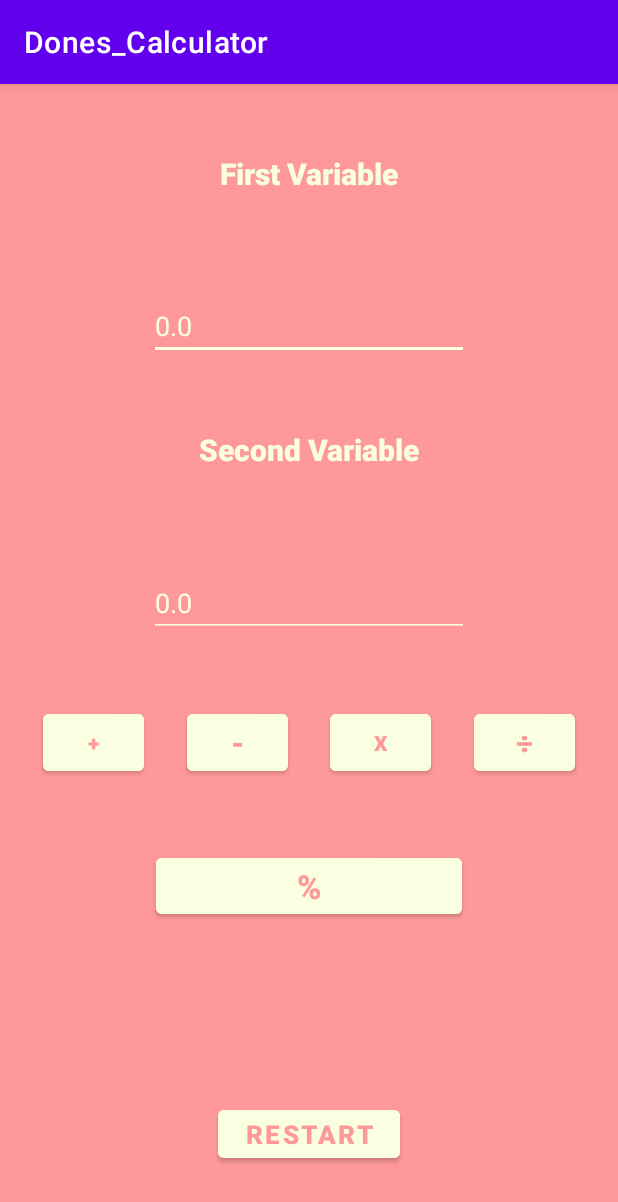
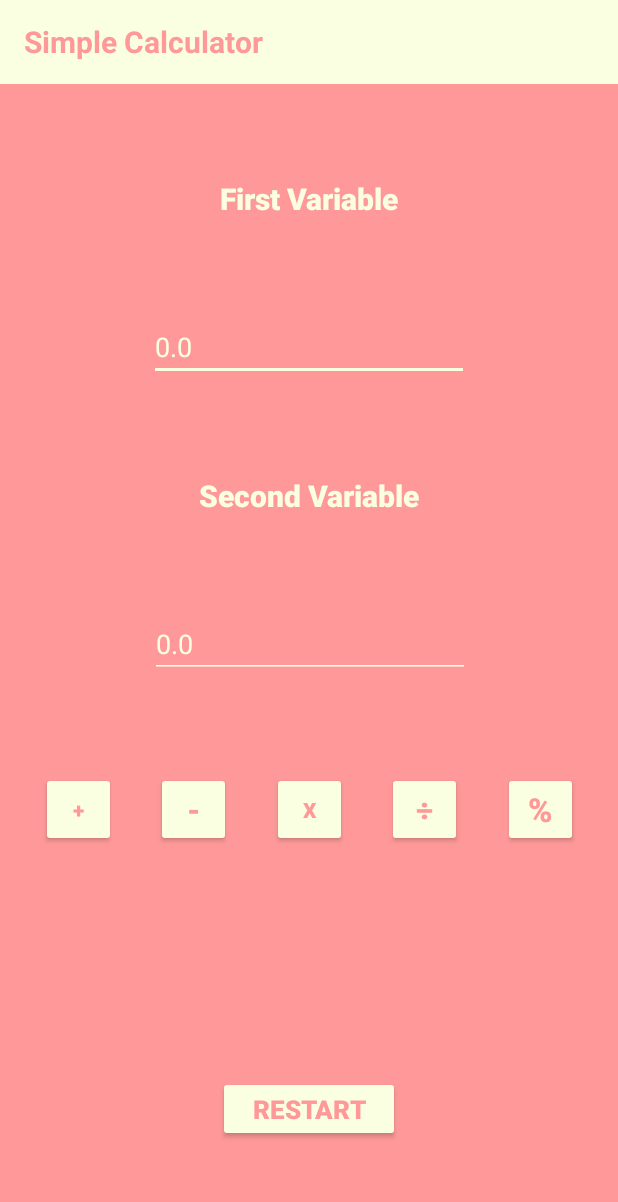
Before and after one commit to Aishie123/Dones_Calculator, an Android app: the screen it shows after launch (MainActivity), on a phone screen of 412 x 824 dp. Shown: the top 1202 px of the screen. Run offline under Robolectric (Android 15) with nearby library versions, the phone set to English and light mode, and no system bars.

Commit message:
added comments and cleaned up code

```diff
--- a/app/src/main/java/mcm/edu/ph/dones_calculator/MainActivity.java
+++ b/app/src/main/java/mcm/edu/ph/dones_calculator/MainActivity.java
@@ -2,101 +2,86 @@ package mcm.edu.ph.dones_calculator;
 
 import androidx.appcompat.app.AppCompatActivity;
 
+import android.graphics.Color;
 import android.os.Bundle;
 import android.util.Log;
 import android.view.View;
 import android.widget.Button;
 import android.widget.EditText;
 import android.widget.TextView;
+import android.widget.Toolbar;
 
 public class MainActivity extends AppCompatActivity {
     Button plus, minus, mul, div, mod, res;
     EditText var1, var2;
     TextView ther, ansbox;
-    String result, TAG;
+    String result;
     double no1, no2, answer;
 
     @Override
     protected void onCreate(Bundle savedInstanceState) {
         super.onCreate(savedInstanceState);
+        getSupportActionBar().hide(); //hide the action bar
         setContentView(R.layout.activity_main);
-        operations();
-        repeat();
+
+        //initializing
+        plus = (Button) findViewById(R.id.plus);
+        minus = (Button) findViewById(R.id.minus);
+        mul = (Button) findViewById(R.id.times);
+        div = (Button) findViewById(R.id.divide);
+        mod = (Button) findViewById(R.id.mod);
+        res = (Button) findViewById(R.id.res);
+        var1 = (EditText) findViewById(R.id.var1entry);
+        var2 = (EditText) findViewById(R.id.var2entry);
+        ther = (TextView) findViewById(R.id.result);
+        ansbox = (TextView) findViewById(R.id.answer);
+
     }
 
-    public void operations(){
-
-        plus = (Button) findViewById(R.id.button);
-        minus = (Button) findViewById(R.id.button3);
-        mul = (Button) findViewById(R.id.button4);
-        div = (Button) findViewById(R.id.button5);
-        mod = (Button) findViewById(R.id.mod);
-
-        res = (Button) findViewById(R.id.res);
-
-        var1 = (EditText) findViewById(R.id.entry1);
-        var2 = (EditText) findViewById(R.id.entry2);
-
-        ther = (TextView) findViewById(R.id.textView5);
-        ansbox = (TextView) findViewById(R.id.textView4);
-
-        TAG = "calculator";
-
-        plus.setOnClickListener(new View.OnClickListener() {
-            @Override
-            public void onClick(View v) {
-                Log.d(TAG,"addition");
+    // getting user input ----------------------------------------------------------------------------
+    public void getUserInput() {
         no1 = Double.parseDouble(var1.getText().toString());
         no2 = Double.parseDouble(var2.getText().toString());
+    }
+
+    // onClick ------------------------------------------------------------------------------------------
+
+    // +
+    public void add(View v) {
+        getUserInput();
         answer = no1 + no2;
         result();
     }
-        });
-        minus.setOnClickListener(new View.OnClickListener() {
-            @Override
-            public void onClick(View v) {
-                Log.d(TAG,"subtraction");
-                no1 = Double.parseDouble(var1.getText().toString());
-                no2 = Double.parseDouble(var2.getText().toString());
+
+    // -
+    public void subtract(View v) {
+        getUserInput();
         answer = no1 - no2;
         result();
     }
-        });
 
-        mul.setOnClickListener(new View.OnClickListener() {
-            @Override
-            public void onClick(View v) {
-                Log.d(TAG,"multiplication");
-                no1 = Double.parseDouble(var1.getText().toString());
-                no2 = Double.parseDouble(var2.getText().toString());
+    // x
+    public void multiply(View v) {
+        getUserInput();
         answer = no1 * no2;
         result();
     }
-        });
 
-        div.setOnClickListener(new View.OnClickListener() {
-            @Override
-            public void onClick(View v) {
-                Log.d(TAG,"division");
-                no1 = Double.parseDouble(var1.getText().toString());
-                no2 = Double.parseDouble(var2.getText().toString());
+    // ÷
+    public void divide(View v) {
+        getUserInput();
         answer = no1 / no2;
         result();
     }
-        });
 
-        mod.setOnClickListener(new View.OnClickListener() {
-            @Override
-            public void onClick(View v) {
-                Log.d(TAG,"get remainder");
-                no1 = Double.parseDouble(var1.getText().toString());
-                no2 = Double.parseDouble(var2.getText().toString());
+    // %
+    public void mod(View v) {
+        getUserInput();
         answer = no1 % no2;
         result();
     }
-        });
-    }
 
+    // showing result -----------------------------------------------------------------------------------
     public void result(){
         double roundOff = (double) Math.round(answer * 1000000)/1000000;
         result = String.valueOf(roundOff);
@@ -105,16 +90,12 @@ public class MainActivity extends AppCompatActivity {
         ansbox.setText(result);
     }
 
-    public void repeat(){
-        res.setOnClickListener(new View.OnClickListener() {
-            @Override
-            public void onClick(View v) {
-                operations();
+    // restarts the variables ------------------------------------------------------------------------
+    public void restart(View v){
         ther.setVisibility(View.INVISIBLE);
         ansbox.setVisibility(View.INVISIBLE);
-                var1.setText("0.0");
-                var2.setText("0.0");
+        var1.setText("");
+        var2.setText("");
     }
-        });
+
 }
-}
--- a/app/src/main/res/color/button_text_color.xml
+++ /dev/null
@@ -1,11 +0,0 @@
-<?xml version="1.0" encoding="utf-8"?>
-<selector xmlns:android="http://schemas.android.com/apk/res/android">
-
-    <!--When the button is not enabled-->
-    <item android:state_enabled="false" android:color="@android:color/white" />
-    <!--When the button is enabled-->
-    <item android:state_pressed="true" android:color="@android:color/white" />
-    <!--Default Text Color-->
-    <item android:color="#db402c" />
-
-</selector>
--- a/app/src/main/res/color/colors.xml
+++ b/app/src/main/res/color/colors.xml
@@ -1,7 +1,7 @@
 <?xml version="1.0" encoding="utf-8"?>
 <selector xmlns:android="http://schemas.android.com/apk/res/android">
 
-    <color name="colorbg">#FBFFE2</color>
+    <color android:name="colorbg">#FBFFE2</color>
     <color android:name="colorPrimaryDark">#3700B3</color>
     <color android:name="colorAccent">#03DAC5</color>
     <color android:name="green">#0F9D58</color>
--- a/app/src/main/res/layout/activity_main.xml
+++ b/app/src/main/res/layout/activity_main.xml
@@ -7,63 +7,28 @@
     android:background="#FF9999"
     tools:context=".MainActivity">
 
-    <Button
-        android:id="@+id/button"
-        android:layout_width="67dp"
-        android:layout_height="50dp"
-        android:backgroundTint="#FBFFE2"
-        android:fontFamily="sans-serif-black"
-        android:text="+"
-        android:textColor="#FF9999"
-        app:layout_constraintBottom_toTopOf="@+id/mod"
-        app:layout_constraintEnd_toStartOf="@+id/button3"
-        app:layout_constraintHorizontal_bias="0.5"
+    <androidx.appcompat.widget.Toolbar
+        android:id="@+id/toolbar"
+        android:layout_width="match_parent"
+        android:layout_height="?attr/actionBarSize"
+        android:background="@color/themeColor1"
+        app:layout_constraintEnd_toEndOf="parent"
         app:layout_constraintStart_toStartOf="parent"
-        app:layout_constraintTop_toBottomOf="@+id/entry2" />
+        app:layout_constraintTop_toTopOf="parent">
 
-    <Button
-        android:id="@+id/button3"
-        android:layout_width="67dp"
-        android:layout_height="50dp"
-        android:backgroundTint="#FBFFE2"
-        android:fontFamily="sans-serif-black"
-        android:text="-"
-        android:textColor="#FF9999"
-        android:textSize="20sp"
-        app:layout_constraintEnd_toStartOf="@+id/button4"
-        app:layout_constraintHorizontal_bias="0.5"
-        app:layout_constraintStart_toEndOf="@+id/button"
-        app:layout_constraintTop_toTopOf="@+id/button" />
+        <TextView
+            android:id="@+id/custom_title"
+            android:layout_width="wrap_content"
+            android:layout_height="wrap_content"
+            android:text="Simple Calculator"
+            android:textColor="@color/themeColor2"
+            android:textSize="20sp"
+            android:textStyle="bold" />
 
-    <Button
-        android:id="@+id/button4"
-        android:layout_width="67dp"
-        android:layout_height="50dp"
-        android:backgroundTint="#FBFFE2"
-        android:fontFamily="sans-serif-black"
-        android:text="x"
-        android:textColor="#FF9999"
-        app:layout_constraintEnd_toStartOf="@+id/button5"
-        app:layout_constraintHorizontal_bias="0.5"
-        app:layout_constraintStart_toEndOf="@+id/button3"
-        app:layout_constraintTop_toTopOf="@+id/button3" />
-
-    <Button
-        android:id="@+id/button5"
-        android:layout_width="67dp"
-        android:layout_height="50dp"
-        android:backgroundTint="#FBFFE2"
-        android:fontFamily="sans-serif-black"
-        android:text="÷"
-        android:textColor="#FF9999"
-        android:textSize="20sp"
-        app:layout_constraintEnd_toEndOf="parent"
-        app:layout_constraintHorizontal_bias="0.5"
-        app:layout_constraintStart_toEndOf="@+id/button4"
-        app:layout_constraintTop_toTopOf="@+id/button4" />
+    </androidx.appcompat.widget.Toolbar>
 
     <TextView
-        android:id="@+id/textView"
+        android:id="@+id/var1"
         android:layout_width="wrap_content"
         android:layout_height="wrap_content"
         android:autoSizeTextType="uniform"
@@ -71,14 +36,108 @@
         android:text="First Variable"
         android:textColor="#FBFFE2"
         android:textSize="20sp"
-        app:layout_constraintBottom_toTopOf="@+id/entry1"
+        app:layout_constraintBottom_toTopOf="@+id/var1entry"
+        app:layout_constraintEnd_toEndOf="parent"
+        app:layout_constraintHorizontal_bias="0.501"
+        app:layout_constraintStart_toStartOf="parent"
+        app:layout_constraintTop_toBottomOf="@+id/toolbar" />
+
+    <Button
+        android:id="@+id/plus"
+        android:layout_width="50dp"
+        android:layout_height="50dp"
+        android:backgroundTint="#FBFFE2"
+        android:fontFamily="sans-serif-black"
+        android:text="+"
+        android:onClick="add"
+        android:textColor="#FF9999"
+        app:layout_constraintBottom_toTopOf="@+id/result"
+        app:layout_constraintEnd_toEndOf="parent"
+        app:layout_constraintEnd_toStartOf="@+id/minus"
+        app:layout_constraintHorizontal_bias="0.5"
+        app:layout_constraintStart_toStartOf="parent"
+        app:layout_constraintTop_toBottomOf="@+id/var2entry" />
+
+    <Button
+        android:id="@+id/minus"
+        android:layout_width="50dp"
+        android:layout_height="50dp"
+        android:backgroundTint="#FBFFE2"
+        android:fontFamily="sans-serif-black"
+        android:text="-"
+        android:onClick="subtract"
+        android:textColor="#FF9999"
+        android:textSize="20sp"
+        app:layout_constraintEnd_toStartOf="@+id/times"
+        app:layout_constraintHorizontal_bias="0.5"
+        app:layout_constraintStart_toEndOf="@+id/plus"
+        app:layout_constraintTop_toTopOf="@+id/plus" />
+
+    <Button
+        android:id="@+id/times"
+        android:layout_width="50dp"
+        android:layout_height="50dp"
+        android:backgroundTint="#FBFFE2"
+        android:fontFamily="sans-serif-black"
+        android:text="x"
+        android:onClick="multiply"
+        android:textColor="#FF9999"
+        app:layout_constraintEnd_toStartOf="@+id/divide"
+        app:layout_constraintHorizontal_bias="0.5"
+        app:layout_constraintStart_toEndOf="@+id/minus"
+        app:layout_constraintTop_toTopOf="@+id/minus" />
+
+    <Button
+        android:id="@+id/divide"
+        android:layout_width="50dp"
+        android:layout_height="50dp"
+        android:backgroundTint="#FBFFE2"
+        android:fontFamily="sans-serif-black"
+        android:text="÷"
+        android:onClick="divide"
+        android:textColor="#FF9999"
+        android:textSize="20sp"
+        app:layout_constraintEnd_toStartOf="@+id/mod"
+        app:layout_constraintHorizontal_bias="0.5"
+        app:layout_constraintStart_toEndOf="@+id/times"
+        app:layout_constraintTop_toTopOf="@+id/times" />
+
+    <Button
+        android:id="@+id/mod"
+        android:layout_width="50dp"
+        android:layout_height="50dp"
+        android:autoSizeTextType="uniform"
+        android:backgroundTint="#FBFFE2"
+        android:fontFamily="sans-serif-black"
+        android:text="%"
+        android:onClick="mod"
+        android:textColor="#FF9999"
+        android:textSize="16sp"
         app:layout_constraintEnd_toEndOf="parent"
         app:layout_constraintHorizontal_bias="0.5"
-        app:layout_constraintStart_toStartOf="parent"
-        app:layout_constraintTop_toTopOf="parent" />
+        app:layout_constraintStart_toEndOf="@+id/divide"
+        app:layout_constraintTop_toTopOf="@+id/divide" />
+
+    <Button
+        android:id="@+id/res"
+        android:layout_width="121dp"
+        android:layout_height="44dp"
+        android:autoSizeTextType="uniform"
+        android:backgroundTint="#FBFFE2"
+        android:fontFamily="sans-serif-black"
+        android:onClick="restart"
+        android:text="restart"
+        android:textColor="#FF9999"
+        android:textSize="16sp"
+        app:layout_constraintBottom_toBottomOf="parent"
+        app:layout_constraintEnd_toEndOf="@+id/answer"
+        app:layout_constraintHorizontal_bias="0.5"
+        app:layout_constraintStart_toStartOf="@+id/result"
+        app:layout_constraintTop_toBottomOf="@+id/result"
+        tools:ignore="TouchTargetSizeCheck" />
 
     <TextView
-        android:id="@+id/textView2"
+        android:id="@+id/var2"
         android:layout_width="wrap_content"
         android:layout_height="wrap_content"
         android:autoSizeTextType="uniform"
@@ -86,51 +145,52 @@
         android:text="Second Variable"
         android:textColor="#FBFFE2"
         android:textSize="20sp"
-        app:layout_constraintBottom_toTopOf="@+id/entry2"
+        app:layout_constraintBottom_toTopOf="@+id/var2entry"
         app:layout_constraintEnd_toEndOf="parent"
+        app:layout_constraintHorizontal_bias="0.5"
         app:layout_constraintStart_toStartOf="parent"
-        app:layout_constraintTop_toBottomOf="@+id/entry1" />
+        app:layout_constraintTop_toBottomOf="@+id/var1entry" />
 
     <EditText
-        android:id="@+id/entry1"
+        android:id="@+id/var1entry"
         android:layout_width="wrap_content"
         android:layout_height="wrap_content"
-        android:layout_marginTop="20dp"
         android:autoSizeTextType="uniform"
         android:ems="10"
         android:inputType="numberDecimal"
-        android:text="0.0"
+        android:textColorHint="#FBFFE2"
+        android:hint="0.0"
         android:textColor="#FBFFE2"
         android:textSize="18sp"
         app:backgroundTint="#FBFFE2"
-        app:layout_constraintBottom_toTopOf="@+id/textView2"
+        app:layout_constraintBottom_toTopOf="@+id/var2"
         app:layout_constraintEnd_toEndOf="parent"
         app:layout_constraintHorizontal_bias="0.5"
         app:layout_constraintStart_toStartOf="parent"
-        app:layout_constraintTop_toBottomOf="@+id/textView"
+        app:layout_constraintTop_toBottomOf="@+id/var1"
         tools:ignore="TouchTargetSizeCheck" />
 
     <EditText
-        android:id="@+id/entry2"
+        android:id="@+id/var2entry"
         android:layout_width="wrap_content"
         android:layout_height="wrap_content"
-        android:layout_marginTop="20dp"
         android:autoSizeTextType="uniform"
         android:ems="10"
         android:inputType="numberDecimal"
-        android:text="0.0"
+        android:textColorHint="#FBFFE2"
+        android:hint="0.0"
         android:textColor="#FBFFE2"
         android:textSize="18sp"
         app:backgroundTint="#FBFFE2"
-        app:layout_constraintBottom_toTopOf="@+id/button"
+        app:layout_constraintBottom_toTopOf="@+id/plus"
         app:layout_constraintEnd_toEndOf="parent"
-        app:layout_constraintHorizontal_bias="0.5"
+        app:layout_constraintHorizontal_bias="0.502"
         app:layout_constraintStart_toStartOf="parent"
-        app:layout_constraintTop_toBottomOf="@+id/textView2"
+        app:layout_constraintTop_toBottomOf="@+id/var2"
         tools:ignore="TouchTargetSizeCheck" />
 
     <TextView
-        android:id="@+id/textView5"
+        android:id="@+id/result"
         android:layout_width="wrap_content"
         android:layout_height="wrap_content"
         android:autoSizeTextType="uniform"
@@ -140,46 +200,15 @@
         android:textSize="20sp"
         android:visibility="invisible"
         app:layout_constraintBottom_toTopOf="@+id/res"
-        app:layout_constraintEnd_toStartOf="@+id/textView4"
+        app:layout_constraintEnd_toStartOf="@+id/answer"
         app:layout_constraintHorizontal_bias="0.5"
         app:layout_constraintHorizontal_chainStyle="packed"
         app:layout_constraintStart_toStartOf="parent"
-        app:layout_constraintTop_toBottomOf="@+id/mod" />
-
-    <Button
-        android:id="@+id/res"
-        android:layout_width="121dp"
-        android:layout_height="44dp"
-        android:autoSizeTextType="uniform"
-        android:backgroundTint="#FBFFE2"
-        android:fontFamily="sans-serif-black"
-        android:text="restart"
-        android:textColor="#FF9999"
-        android:textSize="16sp"
-        app:layout_constraintBottom_toBottomOf="parent"
-        app:layout_constraintEnd_toEndOf="@+id/textView4"
-        app:layout_constraintHorizontal_bias="0.5"
-        app:layout_constraintStart_toStartOf="@+id/textView5"
-        app:layout_constraintTop_toBottomOf="@+id/textView5" />
-
-    <Button
-        android:id="@+id/mod"
-        android:layout_width="204dp"
-        android:layout_height="49dp"
-        android:autoSizeTextType="uniform"
-        android:backgroundTint="#FBFFE2"
-        android:fontFamily="sans-serif-black"
-        android:text="%"
-        android:textColor="#FF9999"
-        android:textSize="16sp"
-        app:layout_constraintBottom_toTopOf="@+id/textView5"
-        app:layout_constraintEnd_toEndOf="@+id/button5"
-        app:layout_constraintHorizontal_bias="0.5"
-        app:layout_constraintStart_toStartOf="@+id/button"
-        app:layout_constraintTop_toBottomOf="@+id/button" />
+        app:layout_constraintTop_toBottomOf="@+id/plus"
+        app:layout_constraintVertical_bias="0.25" />
 
     <TextView
-        android:id="@+id/textView4"
+        android:id="@+id/answer"
         android:layout_width="wrap_content"
         android:layout_height="wrap_content"
         android:autoSizeTextType="uniform"
@@ -190,13 +219,13 @@
         android:visibility="invisible"
         app:layout_constraintEnd_toEndOf="parent"
         app:layout_constraintHorizontal_bias="0.0"
-        app:layout_constraintStart_toEndOf="@+id/textView5"
-        app:layout_constraintTop_toTopOf="@+id/textView5" />
+        app:layout_constraintStart_toEndOf="@+id/result"
+        app:layout_constraintTop_toTopOf="@+id/result" />
 
     <androidx.constraintlayout.widget.Group
         android:id="@+id/group"
         android:layout_width="wrap_content"
         android:layout_height="wrap_content"
-        app:constraint_referenced_ids="textView,textView2,entry2,entry1" />
+        app:constraint_referenced_ids="var1,var2,var2entry,var1entry" />
 
 </androidx.constraintlayout.widget.ConstraintLayout>
--- a/app/src/main/res/values/colors.xml
+++ b/app/src/main/res/values/colors.xml
@@ -7,4 +7,6 @@
     <color name="teal_700">#FF018786</color>
     <color name="black">#FF000000</color>
     <color name="white">#FFFFFFFF</color>
+    <color name="themeColor1">#FFFBFFE2</color>
+    <color name="themeColor2">#FFFF9999</color>
 </resources>
--- a/app/src/main/res/values/strings.xml
+++ b/app/src/main/res/values/strings.xml
@@ -1,3 +1,3 @@
 <resources>
-    <string name="app_name">Dones_Calculator</string>
+    <string name="app_name">Simple Calculator</string>
 </resources>
--- a/app/src/main/res/values/themes.xml
+++ b/app/src/main/res/values/themes.xml
@@ -1,16 +1,12 @@
 <resources xmlns:tools="http://schemas.android.com/tools">
     <!-- Base application theme. -->
-    <style name="Theme.Dones_Calculator" parent="Theme.MaterialComponents.DayNight.DarkActionBar">
+    <style name="Theme.Dones_Calculator" parent="Theme.AppCompat.Light.DarkActionBar">"
         <!-- Primary brand color. -->
-        <item name="colorPrimary">@color/purple_500</item>
-        <item name="colorPrimaryVariant">@color/purple_700</item>
-        <item name="colorOnPrimary">@color/white</item>
-        <!-- Secondary brand color. -->
-        <item name="colorSecondary">@color/teal_200</item>
-        <item name="colorSecondaryVariant">@color/teal_700</item>
-        <item name="colorOnSecondary">@color/black</item>
-        <!-- Status bar color. -->
-        <item name="android:statusBarColor" tools:targetApi="l">?attr/colorPrimaryVariant</item>
-        <!-- Customize your theme here. -->
+        <item name="colorPrimary">@color/themeColor1</item>
+        <item name="colorPrimaryDark">@color/themeColor2</item>
+        <item name="colorOnPrimary">@color/themeColor2</item>
     </style>
+
+
+
 </resources>
```
Lines whose indentation alone changed are shown as unchanged.
